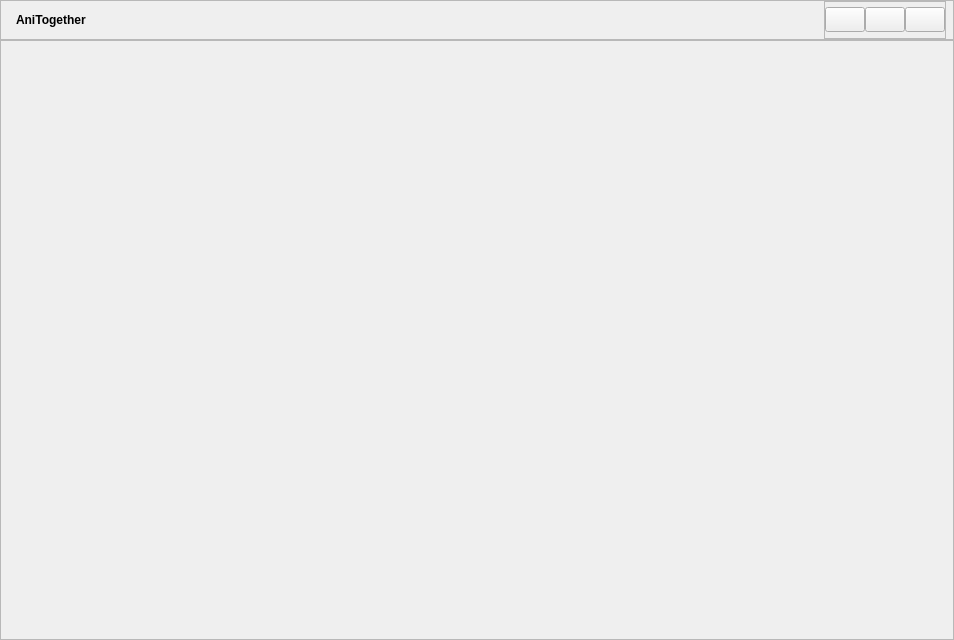
Above: interface/main.ui from AlexDev505/AniTogether before the change. Below: the same form after it.
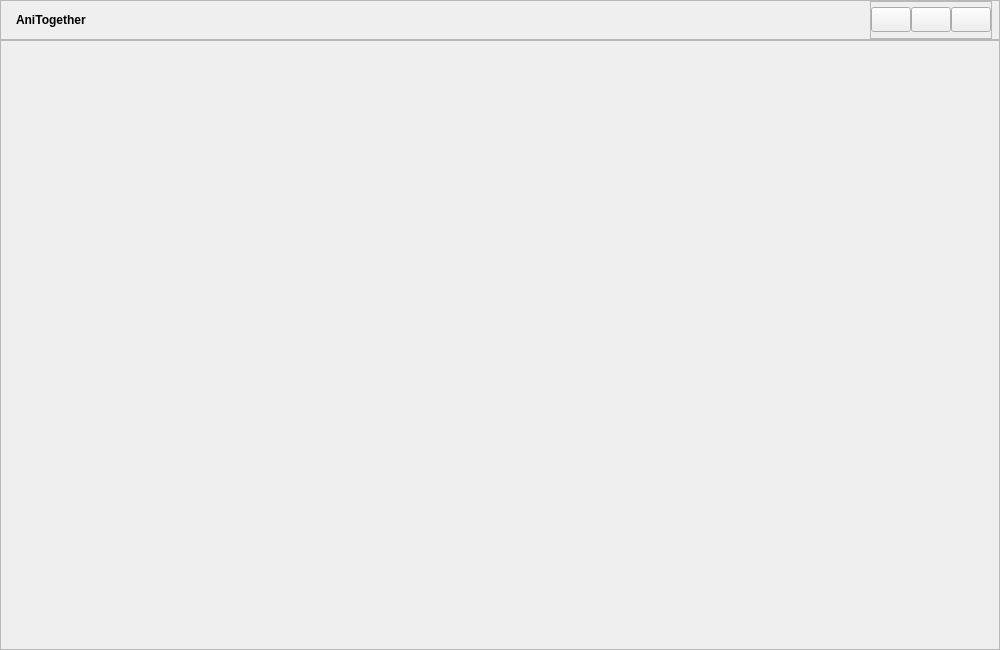
That is the form after the change. The open tabs and pages were chosen to show the change. Icons and pictures are not drawn.

```diff
--- a/interface/main.ui
+++ b/interface/main.ui
@@ -6,8 +6,8 @@
    <rect>
     <x>0</x>
     <y>0</y>
-    <width>954</width>
-    <height>640</height>
+    <width>1000</width>
+    <height>650</height>
    </rect>
   </property>
   <property name="windowTitle">
```
Left out of the diff: 38 changed lines with no effect on the pictures.
